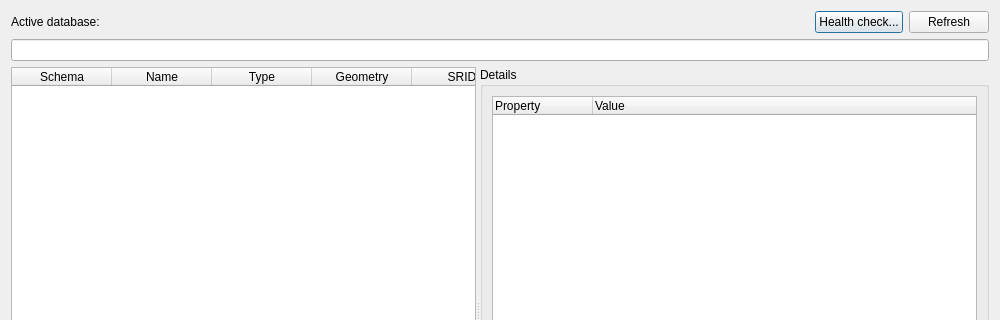
eryk918/postgis_toolbox, file TableRegistry/UI/table_registry_dialog.ui: the form before one commit; both pictures show x 0 to 1000 and y 0 to 320 of the 1000 by 620 pixel window.
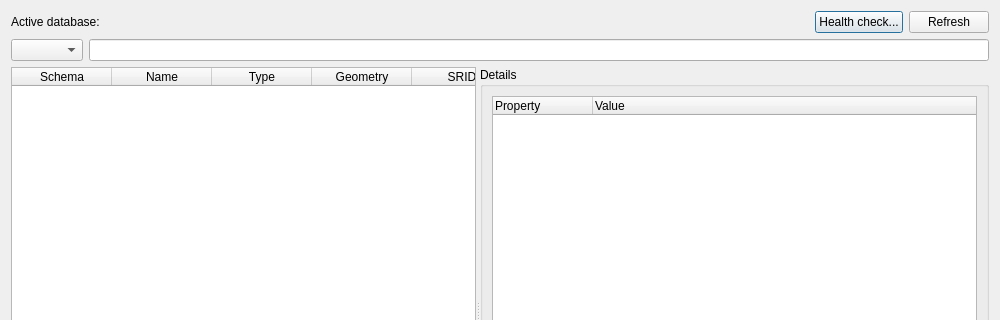
The form after the commit. Custom widgets are drawn as their Qt base class.

Commit message: Add pg_service.conf support with real database name and port, same database checks and password reuse per server, type filter cbbx in table registry

Diff of the .ui file:
```diff
--- a/TableRegistry/UI/table_registry_dialog.ui
+++ b/TableRegistry/UI/table_registry_dialog.ui
@@ -56,7 +56,14 @@
     </layout>
    </item>
    <item>
+    <layout class="QHBoxLayout" name="filter_layout">
+     <item>
+      <widget class="QComboBox" name="kind_cbbx"/>
+     </item>
+     <item>
     <widget class="QgsFilterLineEdit" name="filter_lineedit"/>
+     </item>
+    </layout>
    </item>
    <item>
     <widget class="QSplitter" name="splitter">
```
Lines whose indentation alone changed are shown as unchanged. The commit also changes 11 other files.
